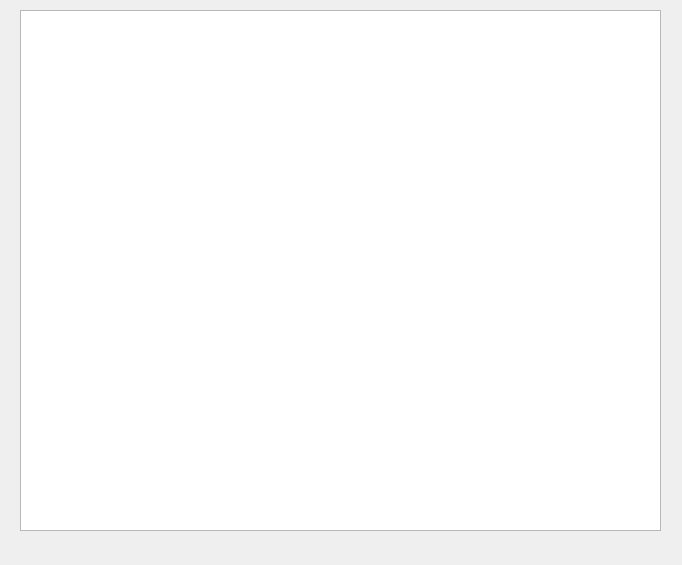
This is src/mensurationsdialog.ui in oktal/bodeasy as Qt 5 draws it before an edit. The edited form follows.
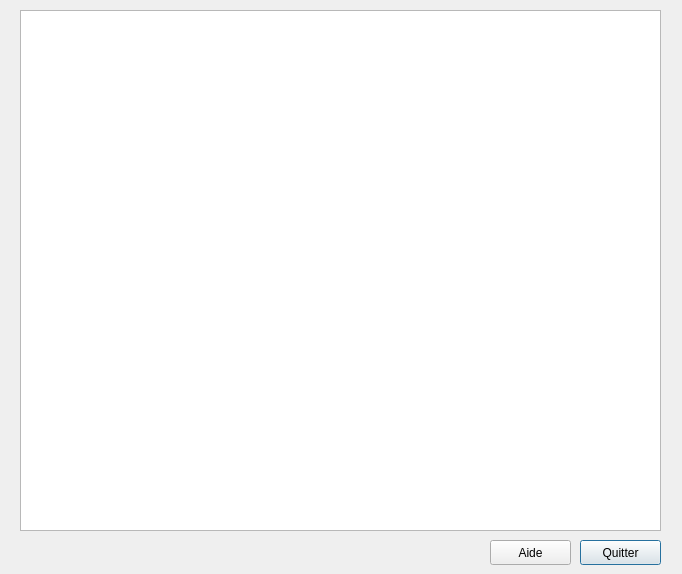
This is the edited form. Icons and pictures are not drawn.

Commit message: reoganized mensurations dialog code

Diff of the .ui file:
```diff
--- a/src/mensurationsdialog.ui
+++ b/src/mensurationsdialog.ui
@@ -7,7 +7,7 @@
     <x>0</x>
     <y>0</y>
     <width>682</width>
-    <height>565</height>
+    <height>574</height>
    </rect>
   </property>
   <property name="windowTitle">
@@ -23,6 +23,40 @@
     </rect>
    </property>
   </widget>
+  <widget class="QPushButton" name="btnClose">
+   <property name="geometry">
+    <rect>
+     <x>580</x>
+     <y>540</y>
+     <width>81</width>
+     <height>25</height>
+    </rect>
+   </property>
+   <property name="text">
+    <string>Quitter</string>
+   </property>
+   <property name="icon">
+    <iconset resource="ressources.qrc">
+     <normaloff>:/images/close-icon.png</normaloff>:/images/close-icon.png</iconset>
+   </property>
+  </widget>
+  <widget class="QPushButton" name="btnHelp">
+   <property name="geometry">
+    <rect>
+     <x>490</x>
+     <y>540</y>
+     <width>81</width>
+     <height>25</height>
+    </rect>
+   </property>
+   <property name="text">
+    <string>Aide</string>
+   </property>
+   <property name="icon">
+    <iconset resource="ressources.qrc">
+     <normaloff>:/images/help-icon.png</normaloff>:/images/help-icon.png</iconset>
+   </property>
+  </widget>
  </widget>
  <resources/>
  <connections/>
```
Left out of the diff: 23 changed lines with no effect on the pictures. The commit also changes 5 other files.
